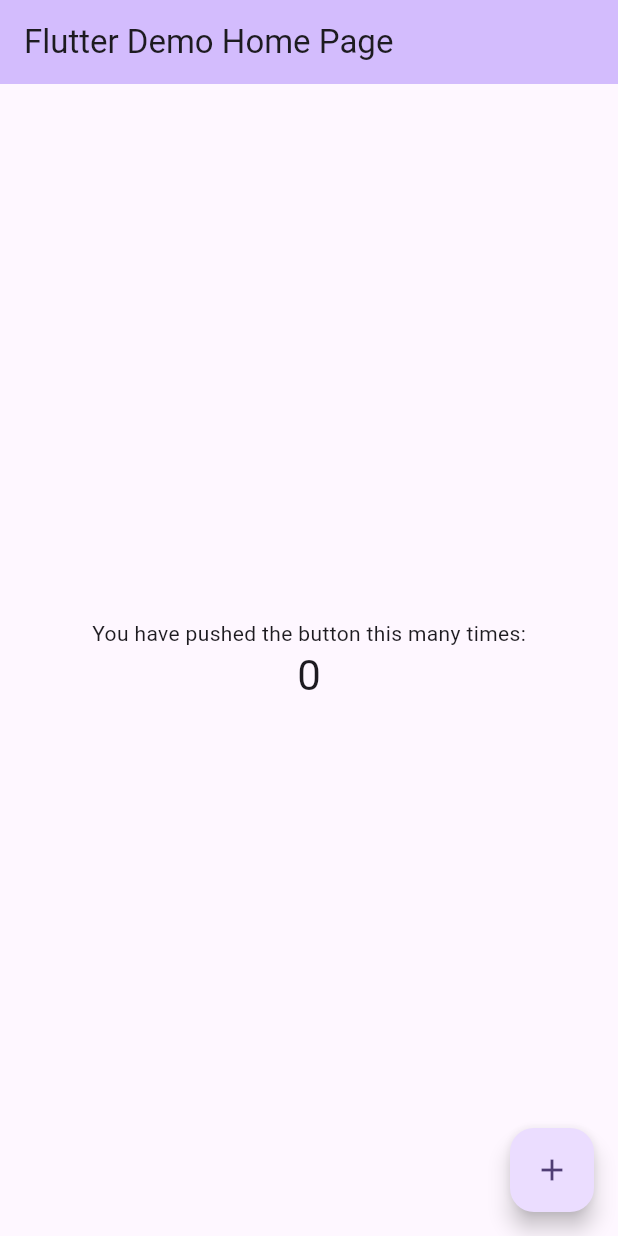
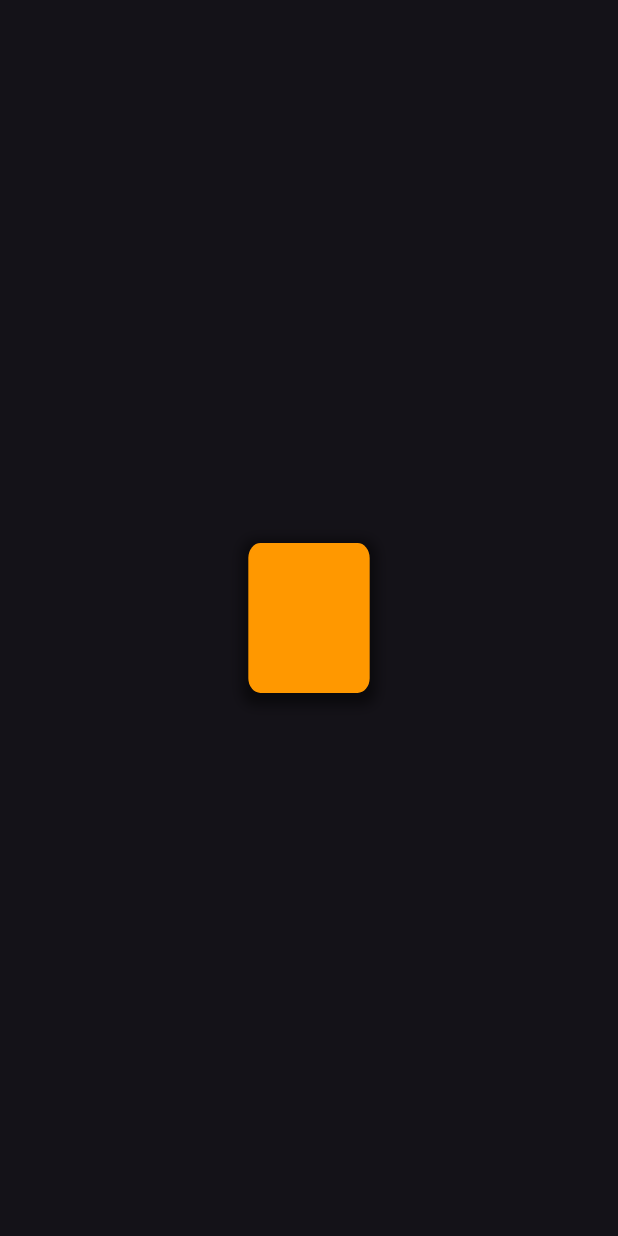
Before and after one commit to H-M-Huzaifa/flutter_animations, a Flutter app: the screen it shows after launch, on a phone screen of 412 x 824 dp. Run offline on Flutter 3.47's test engine with Material 3 defaults, Android fonts, the phone set to English and light mode, and no system bars.

Commit message:
3 animations updated

```diff
--- /dev/null
+++ b/lib/UI/card_animation.dart
@@ -0,0 +1,72 @@
+import 'dart:math' show pi;
+import 'package:animations/UI/half_cirlces.dart';
+import 'package:flutter/material.dart';
+
+class CardAnimation extends StatefulWidget {
+  const CardAnimation({super.key});
+
+  @override
+  State<CardAnimation> createState() => _CardAnimationState();
+}
+
+class _CardAnimationState extends State<CardAnimation>
+    with SingleTickerProviderStateMixin {
+  late AnimationController _animationController;
+  late Animation<double> _animation;
+
+  @override
+  void initState() {
+    super.initState();
+    _animationController =
+        AnimationController(vsync: this, duration: const Duration(seconds: 2));
+    _animation =
+        Tween<double>(begin: 0.0, end: 2 * pi,
+        ).animate(_animationController);
+
+    _animationController.repeat();
+  }
+
+  @override
+  void dispose() {
+    super.dispose();
+    _animationController.dispose();
+  }
+
+  @override
+  Widget build(BuildContext context) {
+    return Scaffold(
+      body: Center(
+        child: AnimatedBuilder(
+          animation: _animationController,
+          builder: (context, child) {
+            return Transform(
+              alignment: Alignment.center,
+              transform: Matrix4.identity()..rotateY(_animation.value),
+              child: InkWell(
+                onTap: (){
+                  Navigator.push(context, MaterialPageRoute(builder: (context) => HalfCirlces(),));
+                },
+                child: Container(
+                  width: 100,
+                  height: 100,
+                  decoration: BoxDecoration(
+                      color: Colors.orange,
+                      borderRadius: BorderRadius.circular(10),
+                      boxShadow: [
+                        BoxShadow(
+                          color: Colors.black.withOpacity(0.5),
+                          spreadRadius: 5,
+                          blurRadius: 7,
+                          offset: Offset(0, 3),
+                        )
+                      ]),
+                ),
+              ),
+            );
+          },
+
+        ),
+      ),
+    );
+  }
+}
--- a/lib/main.dart
+++ b/lib/main.dart
@@ -1,125 +1,35 @@
+import 'dart:math' show pi;
 import 'package:flutter/material.dart';
+
+import 'UI/card_animation.dart';
 
 void main() {
   runApp(const MyApp());
 }
 
-class MyApp extends StatelessWidget {
+class MyApp extends StatefulWidget {
   const MyApp({super.key});
 
-  // This widget is the root of your application.
+  @override
+  State<MyApp> createState() => _MyAppState();
+}
+
+class _MyAppState extends State<MyApp>{
+
   @override
   Widget build(BuildContext context) {
     return MaterialApp(
+      debugShowCheckedModeBanner: false,
       title: 'Flutter Demo',
+      darkTheme: ThemeData(
+          brightness: Brightness.dark
+      ),
       theme: ThemeData(
-        // This is the theme of your application.
-        //
-        // TRY THIS: Try running your application with "flutter run". You'll see
-        // the application has a purple toolbar. Then, without quitting the app,
-        // try changing the seedColor in the colorScheme below to Colors.green
-        // and then invoke "hot reload" (save your changes or press the "hot
-        // reload" button in a Flutter-supported IDE, or press "r" if you used
-        // the command line to start the app).
-        //
-        // Notice that the counter didn't reset back to zero; the application
-        // state is not lost during the reload. To reset the state, use hot
-        // restart instead.
-        //
-        // This works for code too, not just values: Most code changes can be
-        // tested with just a hot reload.
         colorScheme: ColorScheme.fromSeed(seedColor: Colors.deepPurple),
         useMaterial3: true,
       ),
-      home: const MyHomePage(title: 'Flutter Demo Home Page'),
+      themeMode: ThemeMode.dark,
+      home: CardAnimation(),
     );
   }
 }
-
-class MyHomePage extends StatefulWidget {
-  const MyHomePage({super.key, required this.title});
-
-  // This widget is the home page of your application. It is stateful, meaning
-  // that it has a State object (defined below) that contains fields that affect
-  // how it looks.
-
-  // This class is the configuration for the state. It holds the values (in this
-  // case the title) provided by the parent (in this case the App widget) and
-  // used by the build method of the State. Fields in a Widget subclass are
-  // always marked "final".
-
-  final String title;
-
-  @override
-  State<MyHomePage> createState() => _MyHomePageState();
-}
-
-class _MyHomePageState extends State<MyHomePage> {
-  int _counter = 0;
-
-  void _incrementCounter() {
-    setState(() {
-      // This call to setState tells the Flutter framework that something has
-      // changed in this State, which causes it to rerun the build method below
-      // so that the display can reflect the updated values. If we changed
-      // _counter without calling setState(), then the build method would not be
-      // called again, and so nothing would appear to happen.
-      _counter++;
-    });
-  }
-
-  @override
-  Widget build(BuildContext context) {
-    // This method is rerun every time setState is called, for instance as done
-    // by the _incrementCounter method above.
-    //
-    // The Flutter framework has been optimized to make rerunning build methods
-    // fast, so that you can just rebuild anything that needs updating rather
-    // than having to individually change instances of widgets.
-    return Scaffold(
-      appBar: AppBar(
-        // TRY THIS: Try changing the color here to a specific color (to
-        // Colors.amber, perhaps?) and trigger a hot reload to see the AppBar
-        // change color while the other colors stay the same.
-        backgroundColor: Theme.of(context).colorScheme.inversePrimary,
-        // Here we take the value from the MyHomePage object that was created by
-        // the App.build method, and use it to set our appbar title.
-        title: Text(widget.title),
-      ),
-      body: Center(
-        // Center is a layout widget. It takes a single child and positions it
-        // in the middle of the parent.
-        child: Column(
-          // Column is also a layout widget. It takes a list of children and
-          // arranges them vertically. By default, it sizes itself to fit its
-          // children horizontally, and tries to be as tall as its parent.
-          //
-          // Column has various properties to control how it sizes itself and
-          // how it positions its children. Here we use mainAxisAlignment to
-          // center the children vertically; the main axis here is the vertical
-          // axis because Columns are vertical (the cross axis would be
-          // horizontal).
-          //
-          // TRY THIS: Invoke "debug painting" (choose the "Toggle Debug Paint"
-          // action in the IDE, or press "p" in the console), to see the
-          // wireframe for each widget.
-          mainAxisAlignment: MainAxisAlignment.center,
-          children: <Widget>[
-            const Text(
-              'You have pushed the button this many times:',
-            ),
-            Text(
-              '$_counter',
-              style: Theme.of(context).textTheme.headlineMedium,
-            ),
-          ],
-        ),
-      ),
-      floatingActionButton: FloatingActionButton(
-        onPressed: _incrementCounter,
-        tooltip: 'Increment',
-        child: const Icon(Icons.add),
-      ), // This trailing comma makes auto-formatting nicer for build methods.
-    );
-  }
-}
```
Also changed, not shown: lib/UI/half_cirlces.dart (added, +197 -0 lines), lib/UI/tesseract.dart (added, +145 -0 lines).
